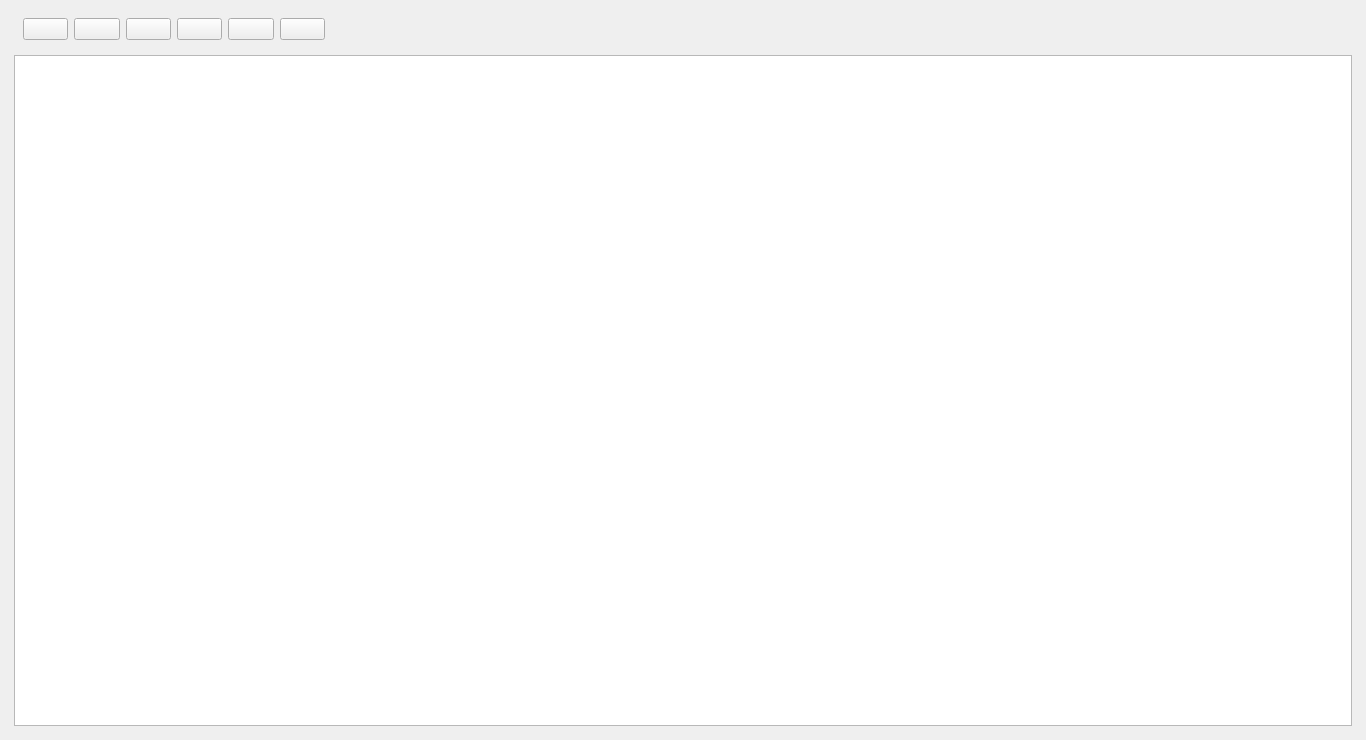
Old version of the form ui/winMain.ui in the repository S31F3R/DataDoctor.
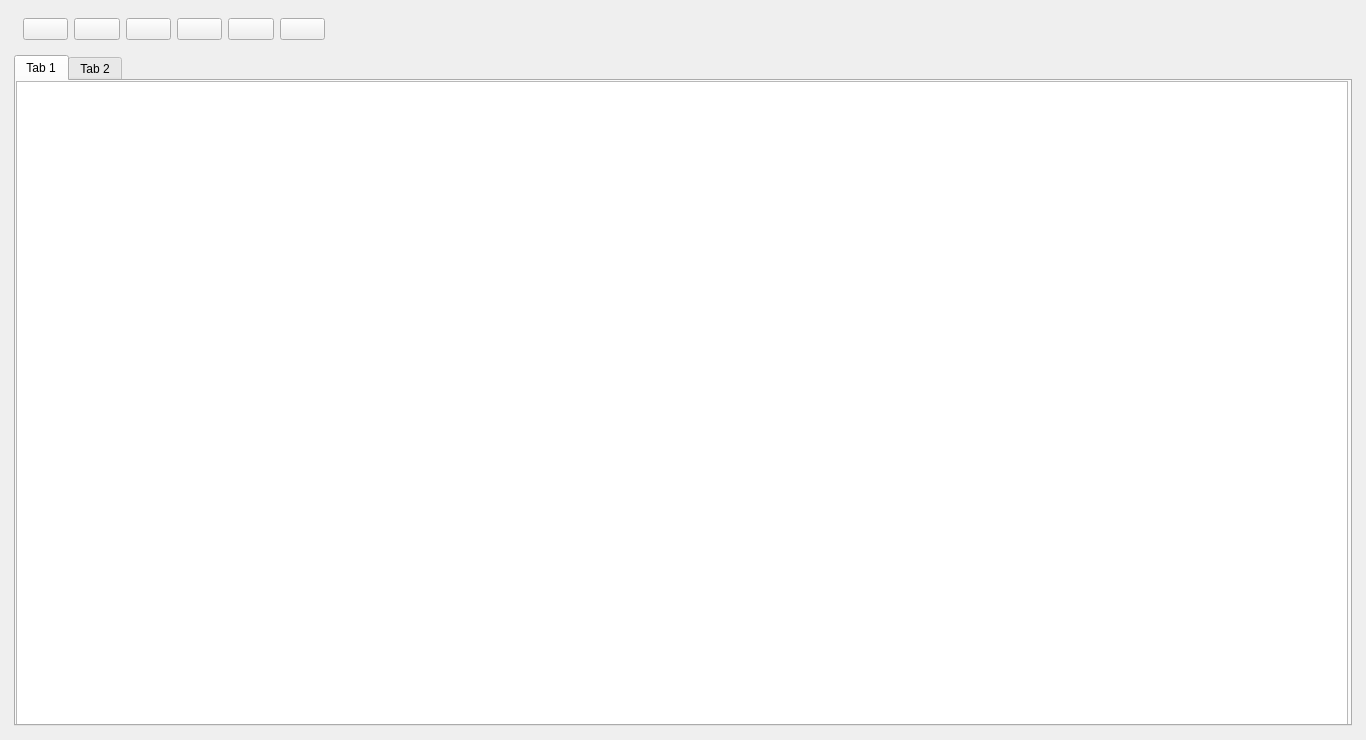
New version of the form. Icons and pictures are not drawn.

Commit message: Event tweaks and added refresh icon

Diff of the .ui file:
```diff
--- a/ui/winMain.ui
+++ b/ui/winMain.ui
@@ -25,40 +25,7 @@
   </property>
   <widget class="QWidget" name="centralwidget">
    <layout class="QGridLayout" name="gridLayout">
-    <item row="1" column="0">
-     <spacer name="verticalSpacer">
-      <property name="orientation">
-       <enum>Qt::Orientation::Vertical</enum>
-      </property>
-      <property name="sizeHint" stdset="0">
-       <size>
-        <width>5</width>
-        <height>40</height>
-       </size>
-      </property>
-     </spacer>
-    </item>
-    <item row="4" column="1">
-     <spacer name="horizontalSpacer">
-      <property name="orientation">
-       <enum>Qt::Orientation::Horizontal</enum>
-      </property>
-      <property name="sizeHint" stdset="0">
-       <size>
-        <width>40</width>
-        <height>5</height>
-       </size>
-      </property>
-     </spacer>
-    </item>
-    <item row="1" column="1">
-     <widget class="QTableWidget" name="mainTable">
-      <property name="sortingEnabled">
-       <bool>true</bool>
-      </property>
-     </widget>
-    </item>
-    <item row="1" column="2">
+    <item row="2" column="2">
      <spacer name="verticalSpacer_2">
       <property name="orientation">
        <enum>Qt::Orientation::Vertical</enum>
@@ -227,6 +194,59 @@
       </layout>
      </widget>
     </item>
+    <item row="2" column="0">
+     <spacer name="verticalSpacer">
+      <property name="orientation">
+       <enum>Qt::Orientation::Vertical</enum>
+      </property>
+      <property name="sizeHint" stdset="0">
+       <size>
+        <width>5</width>
+        <height>40</height>
+       </size>
+      </property>
+     </spacer>
+    </item>
+    <item row="5" column="1">
+     <spacer name="horizontalSpacer">
+      <property name="orientation">
+       <enum>Qt::Orientation::Horizontal</enum>
+      </property>
+      <property name="sizeHint" stdset="0">
+       <size>
+        <width>40</width>
+        <height>5</height>
+       </size>
+      </property>
+     </spacer>
+    </item>
+    <item row="1" column="1" rowspan="2">
+     <widget class="QTabWidget" name="tabWidget">
+      <widget class="QWidget" name="tab">
+       <attribute name="title">
+        <string>Tab 1</string>
+       </attribute>
+       <widget class="QTableWidget" name="mainTable">
+        <property name="geometry">
+         <rect>
+          <x>0</x>
+          <y>0</y>
+          <width>1332</width>
+          <height>647</height>
+         </rect>
+        </property>
+        <property name="sortingEnabled">
+         <bool>true</bool>
+        </property>
+       </widget>
+      </widget>
+      <widget class="QWidget" name="tab_2">
+       <attribute name="title">
+        <string>Tab 2</string>
+       </attribute>
+      </widget>
+     </widget>
+    </item>
    </layout>
   </widget>
   <action name="actionExit">
```
Left out of the diff: 1 changed line with no effect on the pictures. The commit also changes 1 other file.
